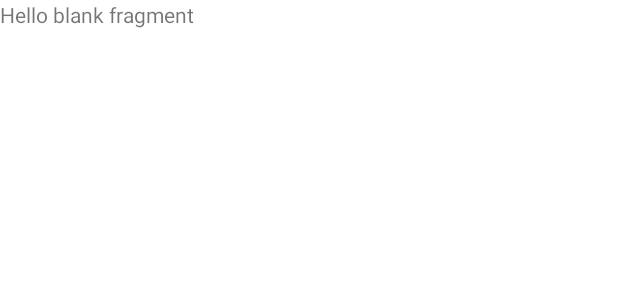
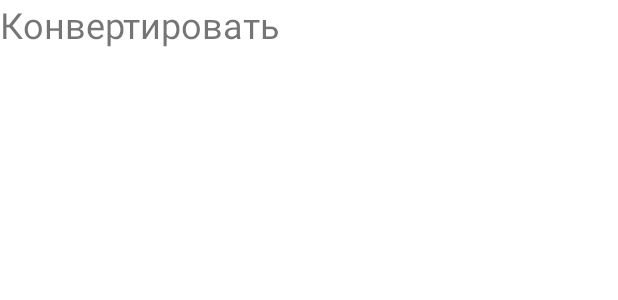
Before and after one commit to Chifek/eurofxrefMobile, an Android app: the layout fragment_find.xml on its own in the app's theme, with its tools: preview values and no code run, on a phone screen of 412 x 824 dp. Shown: the top 300 px of the screen. Run offline under Robolectric (Android 15) with nearby library versions, the phone set to English and light mode, and no system bars.

```diff
--- a/app/build.gradle
+++ b/app/build.gradle
@@ -1,6 +1,7 @@
 plugins {
     id 'com.android.application'
     id 'kotlin-android'
+    id 'kotlin-android-extensions'
 }
 
 android {
--- a/app/src/main/java/com/example/eurofxref/MainActivity.kt
+++ b/app/src/main/java/com/example/eurofxref/MainActivity.kt
@@ -2,10 +2,15 @@ package com.example.eurofxref
 
 import androidx.appcompat.app.AppCompatActivity
 import android.os.Bundle
+import androidx.navigation.Navigation
+import androidx.navigation.ui.NavigationUI
+import kotlinx.android.synthetic.main.activity_main.*
 
 class MainActivity : AppCompatActivity() {
     override fun onCreate(savedInstanceState: Bundle?) {
         super.onCreate(savedInstanceState)
         setContentView(R.layout.activity_main)
+        NavigationUI.setupWithNavController(bottom_navigation,
+        Navigation.findNavController(this, R.id.nav_host_fragment_container))
     }
 }
--- a/app/src/main/res/layout/fragment_find.xml
+++ b/app/src/main/res/layout/fragment_find.xml
@@ -9,6 +9,6 @@
     <TextView
         android:layout_width="match_parent"
         android:layout_height="match_parent"
-        android:text="@string/hello_blank_fragment" />
-
+        android:textSize="24sp"
+        android:text="@string/find_records_text" />
 </FrameLayout>
--- a/app/src/main/res/layout/fragment_list.xml
+++ b/app/src/main/res/layout/fragment_list.xml
@@ -9,6 +9,7 @@
     <TextView
         android:layout_width="match_parent"
         android:layout_height="match_parent"
-        android:text="@string/hello_blank_fragment" />
+        android:textSize="24sp"
+        android:text="@string/list_records_text" />
 
 </FrameLayout>
--- a/app/src/main/res/values/strings.xml
+++ b/app/src/main/res/values/strings.xml
@@ -1,7 +1,8 @@
 <resources>
-    <string name="app_name">eurofxref</string>
+    <string name="app_name">EuroFxrRef</string>
     <!-- TODO: Remove or change this placeholder text -->
-    <string name="hello_blank_fragment">Hello blank fragment</string>
+    <string name="list_records_text">Список</string>
+    <string name="find_records_text">Конвертировать</string>
     <string name="convert">Конвертировать</string>
     <string name="all_records">Список валют</string>
 </resources>
```
Also changed, not shown: app/src/main/res/layout/activity_main.xml (+3 -4 lines), app/src/main/res/menu/menu_bottom_nav.xml (+6 -4 lines).
